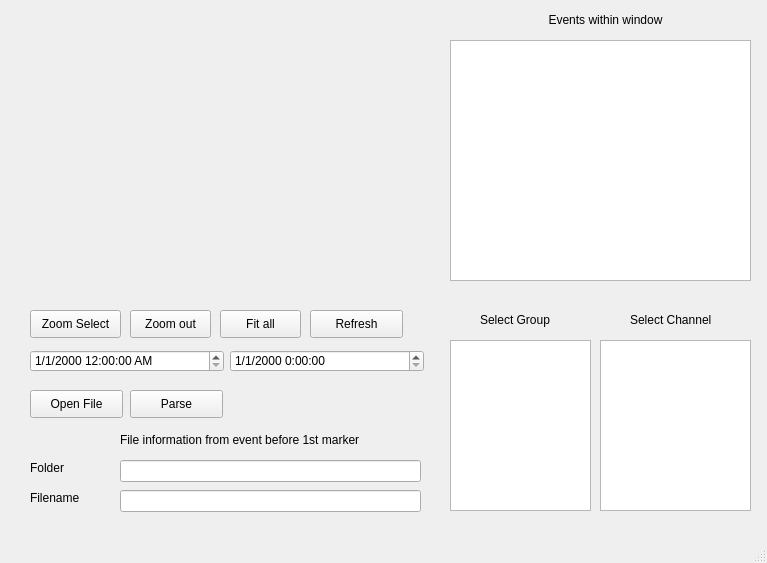
msb002/MHDlab, file Analysis/Post Processing/Layout.ui: the form before one commit.
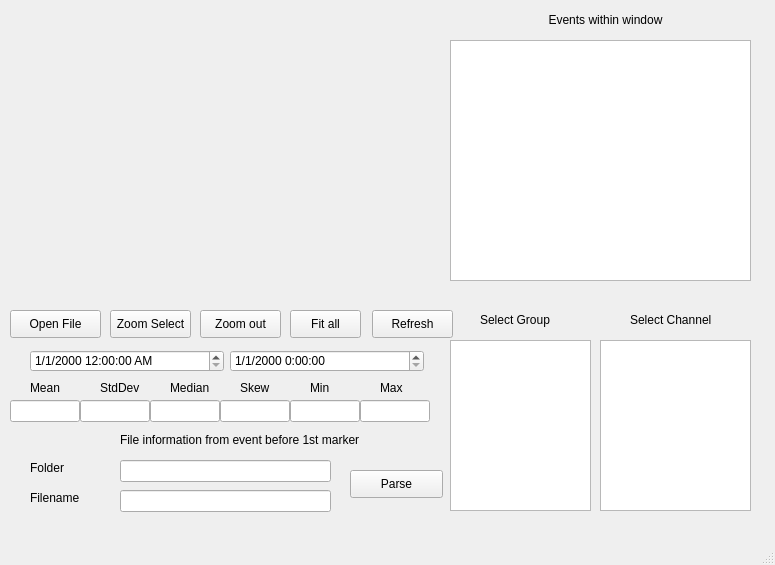
The form after the commit.

Patch:
```diff
--- a/Analysis/Post Processing/Layout.ui
+++ b/Analysis/Post Processing/Layout.ui
@@ -6,8 +6,8 @@
    <rect>
     <x>0</x>
     <y>0</y>
-    <width>767</width>
-    <height>563</height>
+    <width>775</width>
+    <height>565</height>
    </rect>
   </property>
   <property name="windowTitle">
@@ -61,9 +61,9 @@
    <widget class="QPushButton" name="btn_refresh">
     <property name="geometry">
      <rect>
-      <x>310</x>
+      <x>372</x>
       <y>310</y>
-      <width>93</width>
+      <width>81</width>
       <height>28</height>
      </rect>
     </property>
@@ -74,8 +74,8 @@
    <widget class="QPushButton" name="btn_parse">
     <property name="geometry">
      <rect>
-      <x>130</x>
-      <y>390</y>
+      <x>350</x>
+      <y>470</y>
       <width>93</width>
       <height>28</height>
      </rect>
@@ -87,9 +87,9 @@
    <widget class="QPushButton" name="btn_open">
     <property name="geometry">
      <rect>
-      <x>30</x>
-      <y>390</y>
-      <width>93</width>
+      <x>10</x>
+      <y>310</y>
+      <width>91</width>
       <height>28</height>
      </rect>
     </property>
@@ -212,7 +212,7 @@
      <rect>
       <x>120</x>
       <y>460</y>
-      <width>301</width>
+      <width>211</width>
       <height>22</height>
      </rect>
     </property>
@@ -222,7 +222,7 @@
      <rect>
       <x>120</x>
       <y>490</y>
-      <width>301</width>
+      <width>211</width>
       <height>22</height>
      </rect>
     </property>
@@ -272,9 +272,9 @@
    <widget class="QPushButton" name="btn_zoomsel">
     <property name="geometry">
      <rect>
-      <x>30</x>
+      <x>110</x>
       <y>310</y>
-      <width>91</width>
+      <width>81</width>
       <height>28</height>
      </rect>
     </property>
@@ -285,7 +285,7 @@
    <widget class="QPushButton" name="btn_zoomout">
     <property name="geometry">
      <rect>
-      <x>130</x>
+      <x>200</x>
       <y>310</y>
       <width>81</width>
       <height>28</height>
@@ -298,9 +298,9 @@
    <widget class="QPushButton" name="btn_fitall">
     <property name="geometry">
      <rect>
-      <x>220</x>
+      <x>290</x>
       <y>310</y>
-      <width>81</width>
+      <width>71</width>
       <height>28</height>
      </rect>
     </property>
@@ -321,6 +321,162 @@
      <string>File information from event before 1st marker</string>
     </property>
    </widget>
+   <widget class="QLineEdit" name="t_mean">
+    <property name="geometry">
+     <rect>
+      <x>10</x>
+      <y>400</y>
+      <width>70</width>
+      <height>22</height>
+     </rect>
+    </property>
+    <property name="text">
+     <string/>
+    </property>
+   </widget>
+   <widget class="QLabel" name="label_7">
+    <property name="geometry">
+     <rect>
+      <x>30</x>
+      <y>380</y>
+      <width>55</width>
+      <height>16</height>
+     </rect>
+    </property>
+    <property name="text">
+     <string>Mean</string>
+    </property>
+   </widget>
+   <widget class="QLabel" name="label_8">
+    <property name="geometry">
+     <rect>
+      <x>100</x>
+      <y>380</y>
+      <width>55</width>
+      <height>16</height>
+     </rect>
+    </property>
+    <property name="text">
+     <string>StdDev</string>
+    </property>
+   </widget>
+   <widget class="QLineEdit" name="t_std">
+    <property name="geometry">
+     <rect>
+      <x>80</x>
+      <y>400</y>
+      <width>70</width>
+      <height>22</height>
+     </rect>
+    </property>
+    <property name="text">
+     <string/>
+    </property>
+   </widget>
+   <widget class="QLineEdit" name="t_skew">
+    <property name="geometry">
+     <rect>
+      <x>220</x>
+      <y>400</y>
+      <width>70</width>
+      <height>22</height>
+     </rect>
+    </property>
+    <property name="text">
+     <string/>
+    </property>
+   </widget>
+   <widget class="QLabel" name="label_9">
+    <property name="geometry">
+     <rect>
+      <x>240</x>
+      <y>380</y>
+      <width>55</width>
+      <height>16</height>
+     </rect>
+    </property>
+    <property name="text">
+     <string>Skew</string>
+    </property>
+   </widget>
+   <widget class="QLabel" name="label_10">
+    <property name="geometry">
+     <rect>
+      <x>170</x>
+      <y>380</y>
+      <width>55</width>
+      <height>16</height>
+     </rect>
+    </property>
+    <property name="text">
+     <string>Median</string>
+    </property>
+   </widget>
+   <widget class="QLineEdit" name="t_med">
+    <property name="geometry">
+     <rect>
+      <x>150</x>
+      <y>400</y>
+      <width>70</width>
+      <height>22</height>
+     </rect>
+    </property>
+    <property name="text">
+     <string/>
+    </property>
+   </widget>
+   <widget class="QLabel" name="label_11">
+    <property name="geometry">
+     <rect>
+      <x>310</x>
+      <y>380</y>
+      <width>55</width>
+      <height>16</height>
+     </rect>
+    </property>
+    <property name="text">
+     <string>Min</string>
+    </property>
+   </widget>
+   <widget class="QLineEdit" name="t_min">
+    <property name="geometry">
+     <rect>
+      <x>290</x>
+      <y>400</y>
+      <width>70</width>
+      <height>22</height>
+     </rect>
+    </property>
+    <property name="text">
+     <string/>
+    </property>
+   </widget>
+   <widget class="QLineEdit" name="t_max">
+    <property name="geometry">
+     <rect>
+      <x>360</x>
+      <y>400</y>
+      <width>70</width>
+      <height>22</height>
+     </rect>
+    </property>
+    <property name="text">
+     <string/>
+    </property>
+   </widget>
+   <widget class="QLabel" name="label_12">
+    <property name="geometry">
+     <rect>
+      <x>380</x>
+      <y>380</y>
+      <width>55</width>
+      <height>16</height>
+     </rect>
+    </property>
+    <property name="text">
+     <string>Max</string>
+    </property>
+   </widget>
   </widget>
   <widget class="QMenuBar" name="menubar">
    <property name="geometry">
```
Left out of the diff: 2 changed lines with no effect on the pictures.
